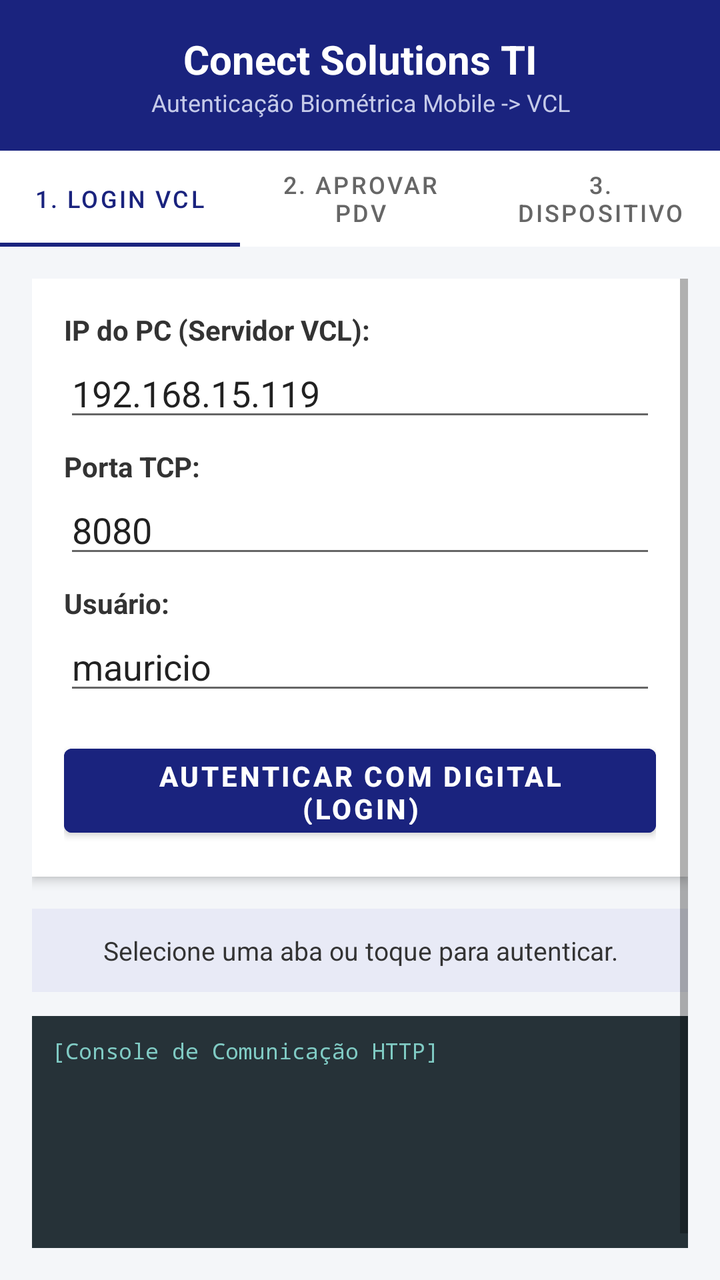
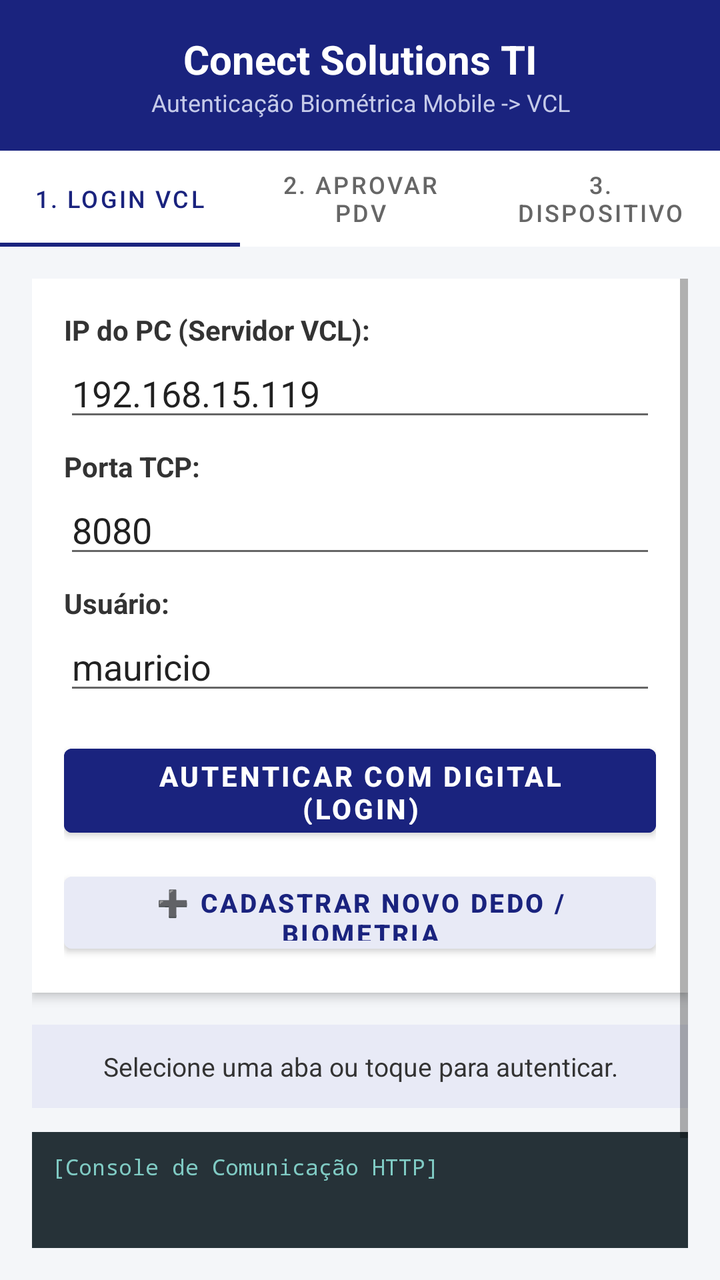

Compare the two renders of this Android layout. The source of the first and the diff that turns it into the second are given below.
<!-- AndroidManifest.xml: application theme Theme.BiometriaLazarus -->
<!-- res/layout/activity_main.xml -->
<?xml version="1.0" encoding="utf-8"?>
<LinearLayout xmlns:android="http://schemas.android.com/apk/res/android"
    xmlns:app="http://schemas.android.com/apk/res-auto"
    android:layout_width="match_parent"
    android:layout_height="match_parent"
    android:orientation="vertical"
    android:background="#F4F6F9">

    
    <LinearLayout
        android:layout_width="match_parent"
        android:layout_height="wrap_content"
        android:orientation="vertical"
        android:background="#1A237E"
        android:padding="16dp">

        <TextView
            android:layout_width="match_parent"
            android:layout_height="wrap_content"
            android:text="Conect Solutions TI"
            android:textSize="20sp"
            android:textStyle="bold"
            android:textColor="#FFFFFF"
            android:gravity="center" />

        <TextView
            android:layout_width="match_parent"
            android:layout_height="wrap_content"
            android:text="Autenticação Biométrica Mobile -> VCL"
            android:textSize="12sp"
            android:textColor="#C5CAE9"
            android:gravity="center" />
    </LinearLayout>

    
    <com.google.android.material.tabs.TabLayout
        android:id="@+id/tabLayout"
        android:layout_width="match_parent"
        android:layout_height="wrap_content"
        android:background="#FFFFFF"
        app:tabIndicatorColor="#1A237E"
        app:tabSelectedTextColor="#1A237E"
        app:tabTextColor="#666666"
        app:tabMode="fixed"
        app:tabGravity="fill">

        <com.google.android.material.tabs.TabItem
            android:layout_width="wrap_content"
            android:layout_height="wrap_content"
            android:text="1. Login VCL" />

        <com.google.android.material.tabs.TabItem
            android:layout_width="wrap_content"
            android:layout_height="wrap_content"
            android:text="2. Aprovar PDV" />

        <com.google.android.material.tabs.TabItem
            android:layout_width="wrap_content"
            android:layout_height="wrap_content"
            android:text="3. Dispositivo" />
    </com.google.android.material.tabs.TabLayout>

    
    <ScrollView
        android:layout_width="match_parent"
        android:layout_height="0dp"
        android:layout_weight="1"
        android:padding="16dp">

        <LinearLayout
            android:layout_width="match_parent"
            android:layout_height="wrap_content"
            android:orientation="vertical">

            
            
            
            <LinearLayout
                android:id="@+id/layoutTabLogin"
                android:layout_width="match_parent"
                android:layout_height="wrap_content"
                android:orientation="vertical"
                android:background="#FFFFFF"
                android:elevation="3dp"
                android:padding="16dp"
                android:layout_marginBottom="16dp">

                <TextView
                    android:layout_width="wrap_content"
                    android:layout_height="wrap_content"
                    android:text="IP do PC (Servidor VCL):"
                    android:textStyle="bold"
                    android:textColor="#333333" />

                <EditText
                    android:id="@+id/edtPCIp"
                    android:layout_width="match_parent"
                    android:layout_height="wrap_content"
                    android:hint="Ex: 192.168.15.119 ou 127.0.0.1"
                    android:text="192.168.15.119"
                    android:inputType="textUri"
                    android:layout_marginBottom="8dp" />

                <TextView
                    android:layout_width="wrap_content"
                    android:layout_height="wrap_content"
                    android:text="Porta TCP:"
                    android:textStyle="bold"
                    android:textColor="#333333" />

                <EditText
                    android:id="@+id/edtPort"
                    android:layout_width="match_parent"
                    android:layout_height="wrap_content"
                    android:text="8080"
                    android:inputType="number"
                    android:layout_marginBottom="8dp" />

                <TextView
                    android:layout_width="wrap_content"
                    android:layout_height="wrap_content"
                    android:text="Usuário:"
                    android:textStyle="bold"
                    android:textColor="#333333" />

                <EditText
                    android:id="@+id/edtUser"
                    android:layout_width="match_parent"
                    android:layout_height="wrap_content"
                    android:text="mauricio"
                    android:inputType="textPersonName"
                    android:layout_marginBottom="16dp" />

                <Button
                    android:id="@+id/btnAutenticar"
                    android:layout_width="match_parent"
                    android:layout_height="54dp"
                    android:text="AUTENTICAR COM DIGITAL (LOGIN)"
                    android:textSize="14sp"
                    android:textStyle="bold"
                    android:textColor="#FFFFFF"
                    android:backgroundTint="#1A237E" />
            </LinearLayout>

            
            
            
            <LinearLayout
                android:id="@+id/layoutTabPDV"
                android:layout_width="match_parent"
                android:layout_height="wrap_content"
                android:orientation="vertical"
                android:background="#FFFFFF"
                android:elevation="3dp"
                android:padding="16dp"
                android:layout_marginBottom="16dp"
                android:visibility="gone">

                <TextView
                    android:layout_width="match_parent"
                    android:layout_height="wrap_content"
                    android:text="Aprovação Remota de Caixa / PDV"
                    android:textStyle="bold"
                    android:textColor="#1A237E"
                    android:textSize="16sp"
                    android:layout_marginBottom="8dp" />

                <TextView
                    android:layout_width="match_parent"
                    android:layout_height="wrap_content"
                    android:text="Operação Pendente no Caixa:"
                    android:textStyle="bold"
                    android:textColor="#333333" />

                <TextView
                    android:layout_width="match_parent"
                    android:layout_height="wrap_content"
                    android:text="Desconto Especial de 25% (R$ 150,00)\nTerminal PDV: 01 | Venda #1042"
                    android:textColor="#C62828"
                    android:background="#FFEBEE"
                    android:padding="10dp"
                    android:layout_marginTop="4dp"
                    android:layout_marginBottom="12dp" />

                <TextView
                    android:layout_width="match_parent"
                    android:layout_height="wrap_content"
                    android:text="Requisito: Exige digital de Gerente ou Administrador."
                    android:textColor="#555555"
                    android:textSize="12sp"
                    android:layout_marginBottom="16dp" />

                <Button
                    android:id="@+id/btnAprovarPDV"
                    android:layout_width="match_parent"
                    android:layout_height="54dp"
                    android:text="AUTORIZAR OPERAÇÃO GERENCIAL"
                    android:textSize="14sp"
                    android:textStyle="bold"
                    android:textColor="#FFFFFF"
                    android:backgroundTint="#2E7D32" />
            </LinearLayout>

            
            
            
            <LinearLayout
                android:id="@+id/layoutTabDispositivo"
                android:layout_width="match_parent"
                android:layout_height="wrap_content"
                android:orientation="vertical"
                android:background="#FFFFFF"
                android:elevation="3dp"
                android:padding="16dp"
                android:layout_marginBottom="16dp"
                android:visibility="gone">

                <TextView
                    android:layout_width="match_parent"
                    android:layout_height="wrap_content"
                    android:text="Informações do Aparelho (UserControl)"
                    android:textStyle="bold"
                    android:textColor="#1A237E"
                    android:textSize="16sp"
                    android:layout_marginBottom="12dp" />

                <TextView
                    android:layout_width="wrap_content"
                    android:layout_height="wrap_content"
                    android:text="Modelo do Celular:"
                    android:textStyle="bold"
                    android:textColor="#555555" />

                <TextView
                    android:id="@+id/txtModeloAparelho"
                    android:layout_width="match_parent"
                    android:layout_height="wrap_content"
                    android:text="Samsung Galaxy S20 FE (SM-G780G)"
                    android:textColor="#1A237E"
                    android:textStyle="bold"
                    android:layout_marginBottom="10dp" />

                <TextView
                    android:layout_width="wrap_content"
                    android:layout_height="wrap_content"
                    android:text="Identificador Único (Device ID):"
                    android:textStyle="bold"
                    android:textColor="#555555" />

                <TextView
                    android:id="@+id/txtDeviceId"
                    android:layout_width="match_parent"
                    android:layout_height="wrap_content"
                    android:text="Carregando..."
                    android:fontFamily="monospace"
                    android:textSize="11sp"
                    android:textColor="#333333"
                    android:background="#EEEEEE"
                    android:padding="6dp"
                    android:layout_marginBottom="10dp" />

                <TextView
                    android:layout_width="wrap_content"
                    android:layout_height="wrap_content"
                    android:text="Usuário Vinculado:"
                    android:textStyle="bold"
                    android:textColor="#555555" />

                <TextView
                    android:id="@+id/txtUsuarioVinculado"
                    android:layout_width="match_parent"
                    android:layout_height="wrap_content"
                    android:text="mauricio (Administrador)"
                    android:textColor="#2E7D32"
                    android:textStyle="bold"
                    android:layout_marginBottom="14dp" />

                <Button
                    android:id="@+id/btnTestarConexao"
                    android:layout_width="match_parent"
                    android:layout_height="48dp"
                    android:text="TESTAR CONEXÃO COM O PC"
                    android:textColor="#FFFFFF"
                    android:backgroundTint="#455A64" />
            </LinearLayout>

            
            <TextView
                android:id="@+id/txtStatus"
                android:layout_width="match_parent"
                android:layout_height="wrap_content"
                android:text="Selecione uma aba ou toque para autenticar."
                android:textSize="13sp"
                android:textColor="#333333"
                android:gravity="center"
                android:padding="12dp"
                android:background="#E8EAF6"
                android:layout_marginBottom="12dp" />

            
            <TextView
                android:id="@+id/txtLogs"
                android:layout_width="match_parent"
                android:layout_height="140dp"
                android:background="#263238"
                android:padding="10dp"
                android:text="[Console de Comunicação HTTP]\n"
                android:textColor="#80CBC4"
                android:fontFamily="monospace"
                android:textSize="11sp"
                android:scrollbars="vertical" />
        </LinearLayout>
    </ScrollView>

</LinearLayout>
<!-- resources referenced by this layout -->
<resources>
  <style name="Theme.BiometriaLazarus" parent="Theme.MaterialComponents.DayNight.NoActionBar">
          <item name="colorPrimary">#1A237E</item>
          <item name="colorPrimaryVariant">#0D47A1</item>
          <item name="colorOnPrimary">#FFFFFF</item>
      </style>
</resources>

<!-- the commit's change to res/layout/activity_main.xml (unified diff, before → after) -->
@@ -139,7 +139,19 @@
                     android:textSize="14sp"
                     android:textStyle="bold"
                     android:textColor="#FFFFFF"
-                    android:backgroundTint="#1A237E" />
+                    android:backgroundTint="#1A237E"
+                    android:layout_marginBottom="10dp" />
+
+                
+                <Button
+                    android:id="@+id/btnCadastrarNovoDedo"
+                    android:layout_width="match_parent"
+                    android:layout_height="48dp"
+                    android:text="➕ CADASTRAR NOVO DEDO / BIOMETRIA"
+                    android:textSize="13sp"
+                    android:textStyle="bold"
+                    android:textColor="#1A237E"
+                    android:backgroundTint="#E8EAF6" />
             </LinearLayout>
 
             
@@ -274,6 +286,15 @@
                     android:textColor="#2E7D32"
                     android:textStyle="bold"
                     android:layout_marginBottom="14dp" />
+
+                <Button
+                    android:id="@+id/btnCadastrarNovoDedoTab3"
+                    android:layout_width="match_parent"
+                    android:layout_height="48dp"
+                    android:text="➕ CADASTRAR NOVA DIGITAL NESTE CELULAR"
+                    android:textColor="#FFFFFF"
+                    android:backgroundTint="#1A237E"
+                    android:layout_marginBottom="8dp" />
 
                 <Button
                     android:id="@+id/btnTestarConexao"
